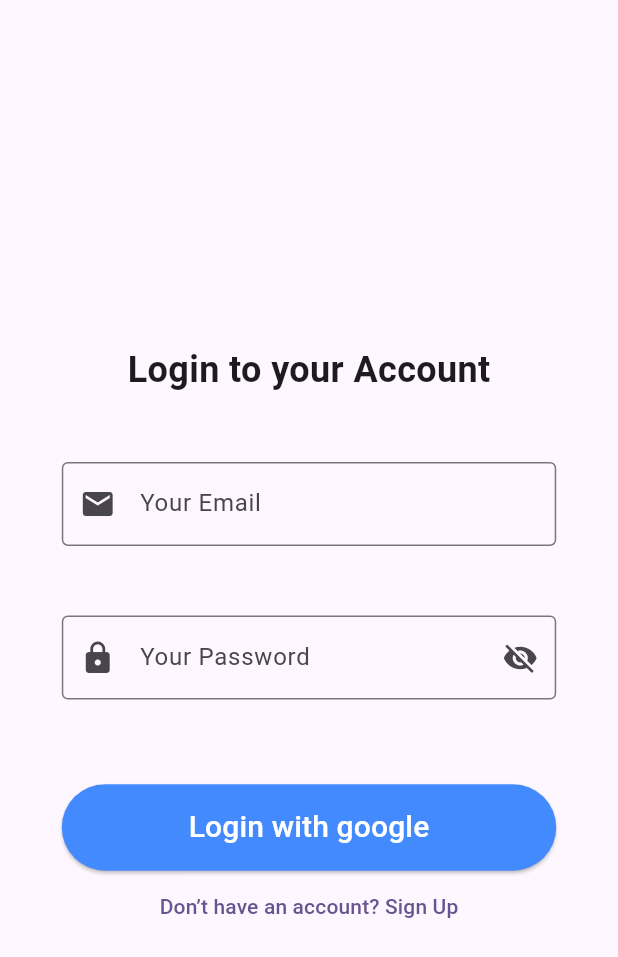
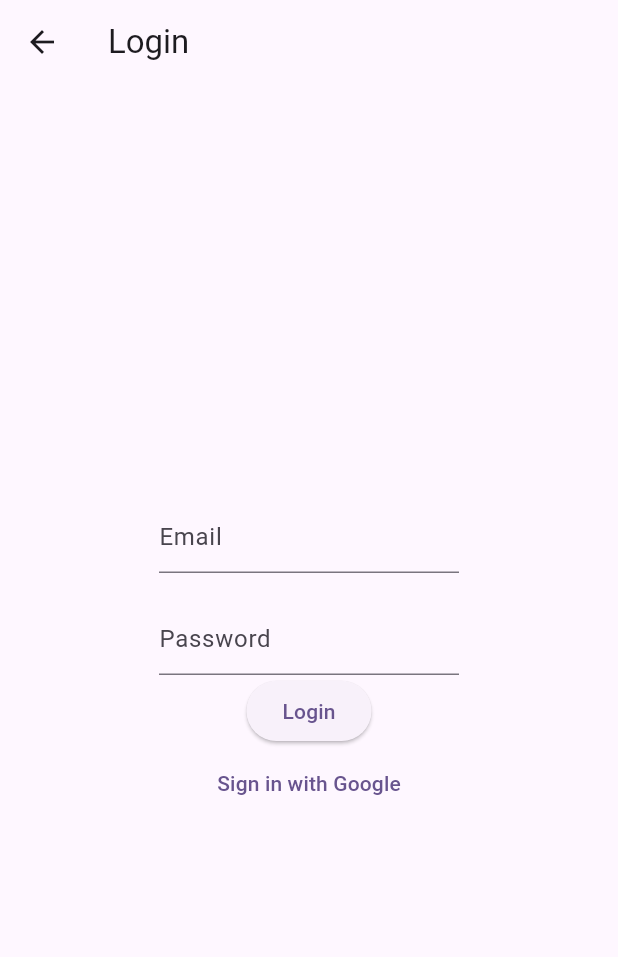
Before and after one commit to ShraddhaDeshmukh10/Async_Redux_Google_OAuth, a Flutter app: the screen it shows after launch, on a phone screen of 412 x 824 dp. Shown: the top 957 px of the screen. Run offline on Flutter 3.47's test engine with Material 3 defaults, Android fonts, the phone set to English and light mode, and no system bars; our stand-ins replace async_redux, firebase_auth, firebase_core, google_sign_in; accounts and stored records are empty.

Commit message:
updated code

```diff
--- /dev/null
+++ b/lib/Model/currentuser.dart
@@ -0,0 +1,14 @@
+import 'package:firebase_auth/firebase_auth.dart';
+
+class CurrentUser {
+  String? email;
+  String? password;
+
+  CurrentUser({this.email, this.password});
+
+  factory CurrentUser.fromFirebaseUser(User user) {
+    return CurrentUser(
+      email: user.email,
+    );
+  }
+}
--- /dev/null
+++ b/lib/Resources/resources.dart
@@ -0,0 +1,4 @@
+class Routes {
+  static const String home = '/home';
+  static const String login = '/login';
+}
--- a/lib/appstate.dart
+++ b/lib/appstate.dart
@@ -1,20 +1,24 @@
-import 'package:firebase_auth/firebase_auth.dart';
-import 'package:google_sign_in/google_sign_in.dart';
+import 'package:google_oauth/Model/currentuser.dart';
 
 class AppState {
-  final FirebaseAuth auth01;
-  final GoogleSignIn googleSignIn;
-  AppState({required this.auth01, required this.googleSignIn});
+  final CurrentUser? currentUser;
+  AppState({this.currentUser});
 
   AppState copy({
-    FirebaseAuth? auth01,
-    GoogleSignIn? googleSignIn,
+    CurrentUser? currentUser,
   }) {
     return AppState(
-        auth01: auth01 ?? this.auth01,
-        googleSignIn: googleSignIn ?? this.googleSignIn);
+      currentUser: currentUser ?? this.currentUser,
+    );
   }
 
-  static AppState initialState() =>
-      AppState(auth01: FirebaseAuth.instance, googleSignIn: GoogleSignIn());
+  static AppState initialState() => AppState(currentUser: null);
+
+  @override
+  bool operator ==(Object other) =>
+      identical(this, other) ||
+      other is AppState && currentUser == other.currentUser;
+
+  @override
+  int get hashCode => currentUser.hashCode;
 }
--- a/lib/main.dart
+++ b/lib/main.dart
@@ -1,38 +1,63 @@
-import 'package:firebase_auth/firebase_auth.dart';
 import 'package:flutter/material.dart';
+import 'package:firebase_core/firebase_core.dart';
+import 'package:async_redux/async_redux.dart';
+import 'package:google_oauth/Actions/actions.dart';
+import 'package:google_oauth/Resources/resources.dart';
+import 'package:google_oauth/appstate.dart';
+import 'package:google_oauth/view/home_page.dart';
 import 'package:google_oauth/view/login_page.dart';
-import 'package:google_oauth/view/home_page.dart';
-import 'package:firebase_core/firebase_core.dart';
-import 'package:google_sign_in/google_sign_in.dart';
 import 'firebase_options.dart';
+
+late Store<AppState> store;
 
 Future<void> main() async {
   WidgetsFlutterBinding.ensureInitialized();
   await Firebase.initializeApp(
     options: DefaultFirebaseOptions.currentPlatform,
   );
+  var state = AppState.initialState();
+  store = Store<AppState>(initialState: state);
+
   runApp(const MyApp());
 }
 
 class MyApp extends StatelessWidget {
-  const MyApp({super.key});
+  const MyApp({Key? key}) : super(key: key);
 
   @override
   Widget build(BuildContext context) {
-    return MaterialApp(
+    return StoreProvider(
+      store: store,
+      child: MaterialApp(
         title: 'Flutter Demo',
         theme: ThemeData(
           colorScheme: ColorScheme.fromSeed(seedColor: Colors.deepPurple),
           useMaterial3: true,
         ),
-      initialRoute: '/',
+        initialRoute: Routes.login,
         routes: {
-        '/': (context) => Login_Page(
-              authentication: FirebaseAuth.instance,
-              google: GoogleSignIn(),
+          Routes.login: (context) => LoginPage(googleSignIn: () {
+                StoreProvider.dispatch<AppState>(context, Authenti());
+              }),
+          Routes.home: (context) => Home_Page(),
+        },
+        onGenerateRoute: (settings) {
+          switch (settings.name) {
+            case Routes.home:
+              return MaterialPageRoute(builder: (context) => Home_Page());
+            case Routes.login:
+              return MaterialPageRoute(
+                  builder: (context) => LoginPage(googleSignIn: () {
+                        StoreProvider.dispatch<AppState>(context, Authenti());
+                      }));
+            default:
+              return MaterialPageRoute(
+                  builder: (context) => LoginPage(googleSignIn: () {
+                        StoreProvider.dispatch<AppState>(context, Authenti());
+                      }));
+          }
+        },
       ),
-        '/home': (context) => Home_Page(),
-      },
     );
   }
 }
--- a/lib/view/home_page.dart
+++ b/lib/view/home_page.dart
@@ -1,8 +1,7 @@
 import 'package:flutter/material.dart';
-import 'package:flutter/widgets.dart';
 
 class Home_Page extends StatelessWidget {
-  const Home_Page({super.key});
+  const Home_Page({Key? key}) : super(key: key);
 
   @override
   Widget build(BuildContext context) {
--- a/lib/view/login_page.dart
+++ b/lib/view/login_page.dart
@@ -1,118 +1,74 @@
+import 'package:flutter/material.dart';
 import 'package:firebase_auth/firebase_auth.dart';
-import 'package:flutter/material.dart';
-import 'package:google_oauth/Actions/actions.dart';
-import 'package:google_oauth/view/home_page.dart';
-import 'package:google_sign_in/google_sign_in.dart';
+import 'package:google_oauth/Resources/resources.dart';
 
-class Login_Page extends StatefulWidget {
-  const Login_Page(
-      {super.key,
-      required FirebaseAuth authentication,
-      required GoogleSignIn google});
+class LoginPage extends StatefulWidget {
+  final void Function() googleSignIn;
+  const LoginPage({super.key, required this.googleSignIn});
 
   @override
-  State<Login_Page> createState() => _Login_PageState();
+  State<LoginPage> createState() => _LoginPageState();
 }
 
-class _Login_PageState extends State<Login_Page> {
-  TextEditingController emailController = TextEditingController();
-  TextEditingController passController = TextEditingController();
+class _LoginPageState extends State<LoginPage> {
+  final TextEditingController emailController = TextEditingController();
+  final TextEditingController passController = TextEditingController();
+  final FirebaseAuth _firebaseAuth = FirebaseAuth.instance;
 
   @override
   void dispose() {
-    // TODO: implement dispose
-    super.dispose();
     emailController.dispose();
     passController.dispose();
+    super.dispose();
   }
 
-  void _login() async {
-    final authAction =
-        Authenti(auth01: FirebaseAuth.instance, googleSignIn: GoogleSignIn());
-    final user = await authAction.signInWithGoogle();
-    if (user != null) {
-      Navigator.push(
-          context, MaterialPageRoute(builder: (context) => Home_Page()));
-      // Navigator.pushReplacementNamed(context, '/home');
-    } else {
-      print("Google Sign-In failed");
+  Future<void> userLogin() async {
+    try {
+      await _firebaseAuth.signInWithEmailAndPassword(
+        email: emailController.text.trim(),
+        password: passController.text.trim(),
+      );
+      Navigator.pushNamed(context, Routes.home);
+    } on FirebaseAuthException catch (e) {
+      String message = (e.code == 'invalid-credential')
+          ? 'Invalid Login Credentials'
+          : e.message!;
+      ScaffoldMessenger.of(context).showSnackBar(SnackBar(
+        content: Text(message),
+        backgroundColor: Colors.redAccent,
+      ));
     }
   }
 
   @override
   Widget build(BuildContext context) {
-    final w = MediaQuery.of(context).size.width;
-    final h = MediaQuery.of(context).size.height;
     return Scaffold(
-      body: Container(
-        width: double.infinity,
-        height: double.infinity,
-        margin: EdgeInsets.all(20),
+      appBar: AppBar(title: Text('Login')),
+      body: Center(
         child: Column(
           mainAxisAlignment: MainAxisAlignment.center,
           children: [
             Container(
-              width: 0.8 * w,
-              height: 0.1 * h,
-              margin: EdgeInsets.all(10),
-              child: Center(
-                child: Text(
-                  "Login to your Account",
-                  style: TextStyle(fontSize: 24, fontWeight: FontWeight.bold),
-                ),
+              width: 200,
+              child: TextFormField(
+                controller: emailController,
+                decoration: InputDecoration(hintText: 'Email'),
               ),
             ),
+            SizedBox(
+              height: 20,
+            ),
             Container(
-              width: 0.8 * w,
-              height: 0.1 * h,
-              margin: EdgeInsets.all(10),
-              child: TextField(
-                controller: emailController,
-                decoration: InputDecoration(
-                  border: OutlineInputBorder(),
-                  prefixIcon: Icon(Icons.mail),
-                  hintText: "Your Email",
-                ),
-                keyboardType: TextInputType.emailAddress,
+              width: 200,
+              child: TextFormField(
+                controller: passController,
+                decoration: InputDecoration(hintText: 'Password'),
               ),
             ),
-            Container(
-              width: 0.8 * w,
-              height: 0.1 * h,
-              margin: EdgeInsets.all(10),
-              child: TextField(
-                controller: passController,
-                decoration: InputDecoration(
-                  border: OutlineInputBorder(),
-                  prefixIcon: Icon(Icons.lock),
-                  hintText: "Your Password",
-                  suffixIcon: IconButton(
-                    icon: Icon(Icons.visibility_off),
-                    onPressed: () {},
-                  ),
-                ),
-              ),
-            ),
-            Container(
-              width: 0.8 * w,
-              height: 0.07 * h,
-              margin: EdgeInsets.only(top: 20),
-              child: ElevatedButton(
-                style: ButtonStyle(
-                  backgroundColor:
-                      MaterialStateProperty.all<Color>(Colors.blueAccent),
-                ),
-                onPressed: _login,
-                child: Text(
-                  "Login with google",
-                  style: TextStyle(fontSize: 20, color: Colors.white),
-                ),
-              ),
-            ),
+            ElevatedButton(onPressed: userLogin, child: Text('Login')),
             TextButton(
-              onPressed: () {},
-              child: Text("Don’t have an account? Sign Up"),
-            ),
+                onPressed: widget.googleSignIn,
+                child: Text('Sign in with Google')),
           ],
         ),
       ),
```
Also changed, not shown: lib/Actions/actions.dart (+24 -24 lines), lib/view/connector.dart (+14 -16 lines). Lines whose indentation alone changed are shown as unchanged.
